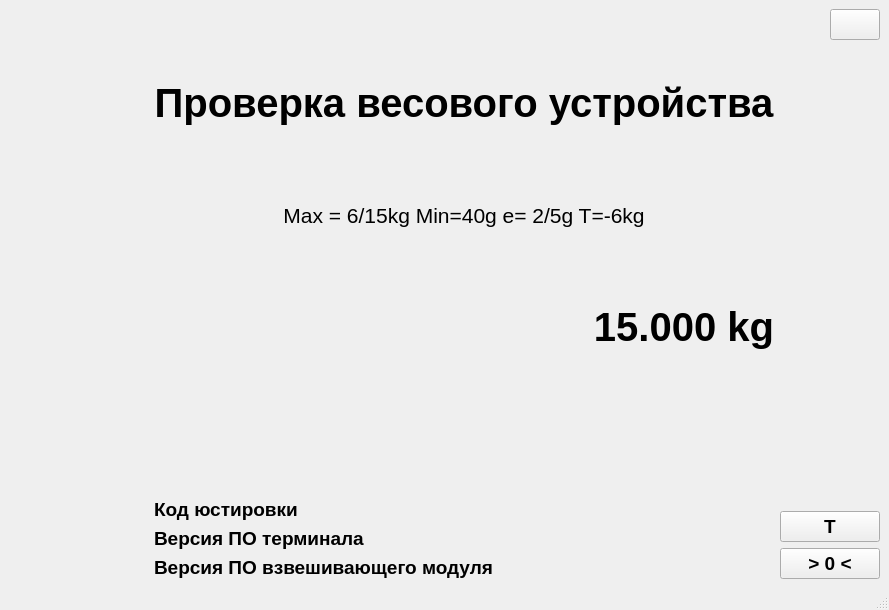
cyrillwork/MassaK, file inspection_module/mainwindow.ui: the form before one commit.
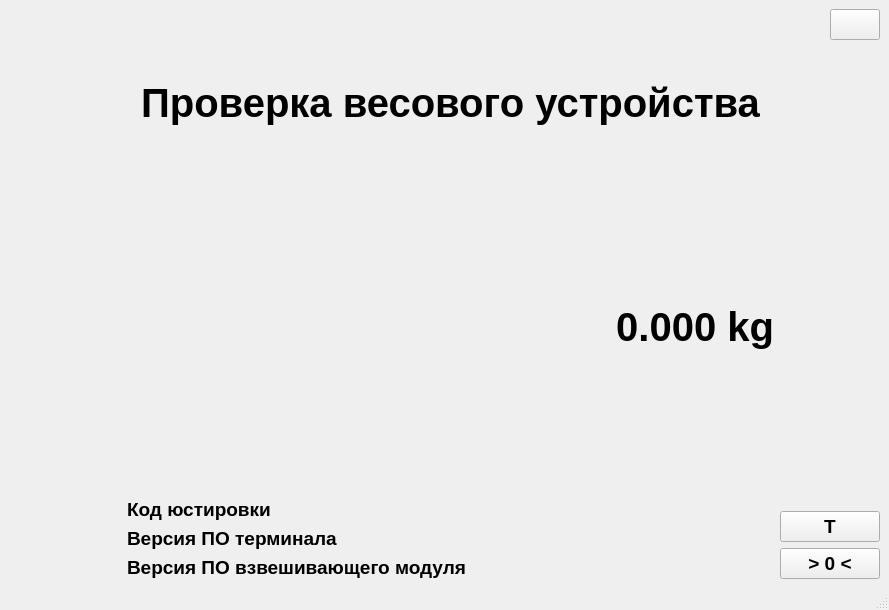
The form after the commit.

Patch:
```diff
--- a/inspection_module/mainwindow.ui
+++ b/inspection_module/mainwindow.ui
@@ -29,6 +29,12 @@
       </item>
       <item>
        <widget class="QLabel" name="logoLabel">
+        <property name="maximumSize">
+         <size>
+          <width>112</width>
+          <height>16777215</height>
+         </size>
+        </property>
         <property name="text">
          <string/>
         </property>
@@ -115,7 +121,7 @@
          </font>
         </property>
         <property name="text">
-         <string>Max = 6/15kg Min=40g e= 2/5g T=-6kg</string>
+         <string/>
         </property>
         <property name="alignment">
          <set>Qt::AlignCenter</set>
@@ -145,7 +151,7 @@
          </font>
         </property>
         <property name="text">
-         <string>15.000 kg</string>
+         <string>0.000 kg</string>
         </property>
         <property name="alignment">
          <set>Qt::AlignRight|Qt::AlignTrailing|Qt::AlignVCenter</set>
```
Left out of the diff: 4 changed lines with no effect on the pictures.
